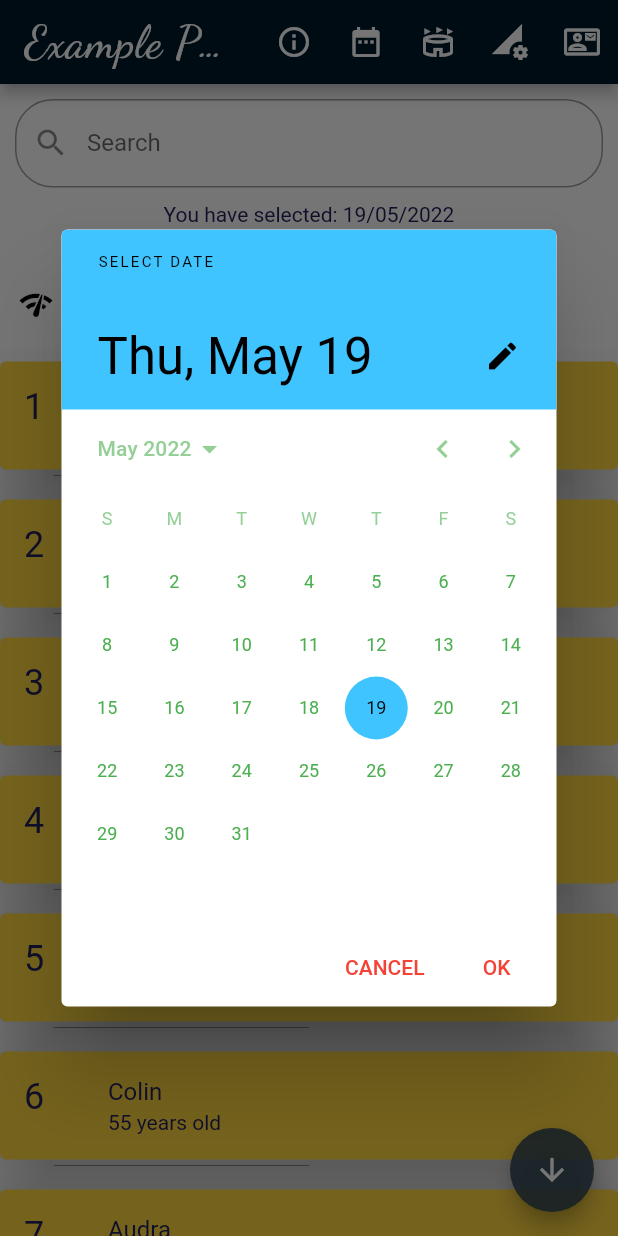
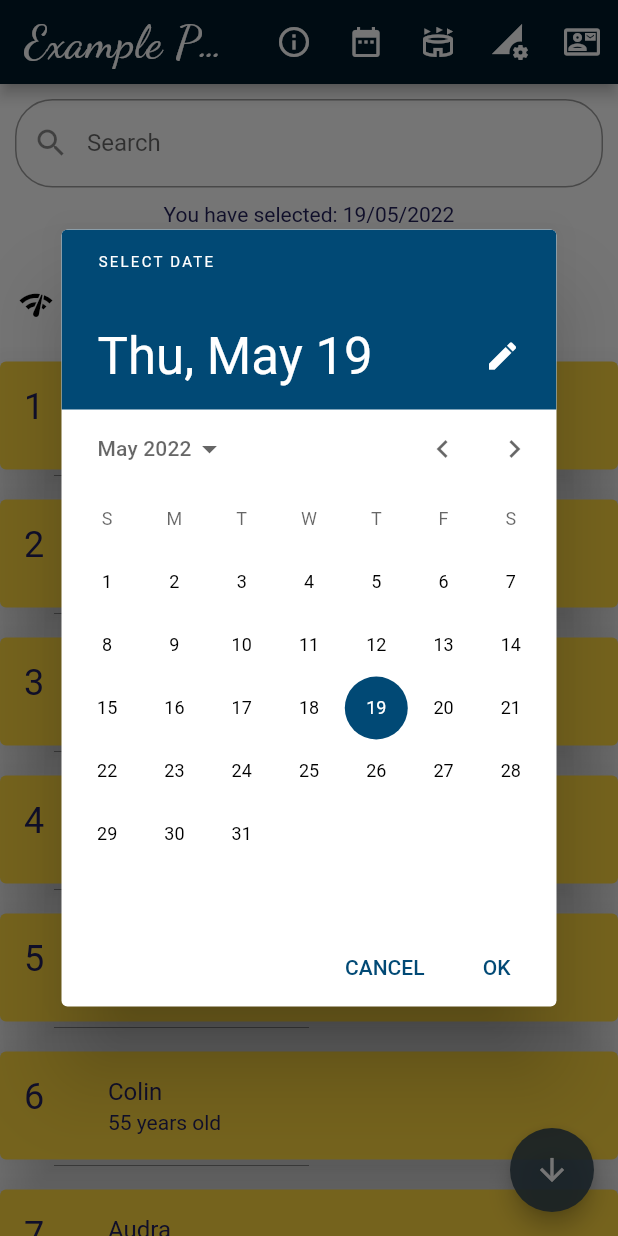
Before and after one commit to Hadjimamas/Testing_Project, a Flutter app: the screen it shows after launch, after a tap on the "date range" icon, on a phone screen of 412 x 824 dp. Run offline on Flutter 3.47's test engine with Material 2 defaults, Android fonts, the phone set to English and light mode, and no system bars; drawn by our look-alikes of overlay_support; our stand-ins replace connectivity_plus, google_fonts, image_picker, internet_connection_checker, package_info_plus; missing offline and left inert: flutter_email_sender.

Commit message:
Practice Project

```diff
--- a/lib/main.dart
+++ b/lib/main.dart
@@ -134,17 +134,16 @@ class MyHomePageState extends State<MyHomePage> {
           return Theme(
             data: Theme.of(context).copyWith(
               colorScheme: const ColorScheme.light(
-                primary: Colors.lightBlueAccent, // header background color
-                onPrimary: Colors.black, // header text color
-                onSurface: Colors.green, // body text color
+                primary: Color(0xff014975), //Header background color
+                onPrimary: Colors.white, //Header text color
+                onSurface: Colors.black, //Text color of the dates
               ),
               textTheme: Theme.of(context).textTheme.apply(
-                    bodyColor: Colors.black,
-                    displayColor: const Color(0xff22215B),
+                    bodyColor: Colors.black, //Text color of the input date
                   ),
               textButtonTheme: TextButtonThemeData(
                 style: TextButton.styleFrom(
-                  primary: Colors.red, // button text color
+                  primary: const Color(0xff014975), //Button text color
                 ),
               ),
             ),
@@ -211,7 +210,6 @@ class MyHomePageState extends State<MyHomePage> {
               tooltip: 'Date Picker',
               onPressed: () {
                 selectDate(context);
-                print(AdHelper.bannerAdUnitId);
               },
               icon: const Icon(
                 Icons.date_range,
```
